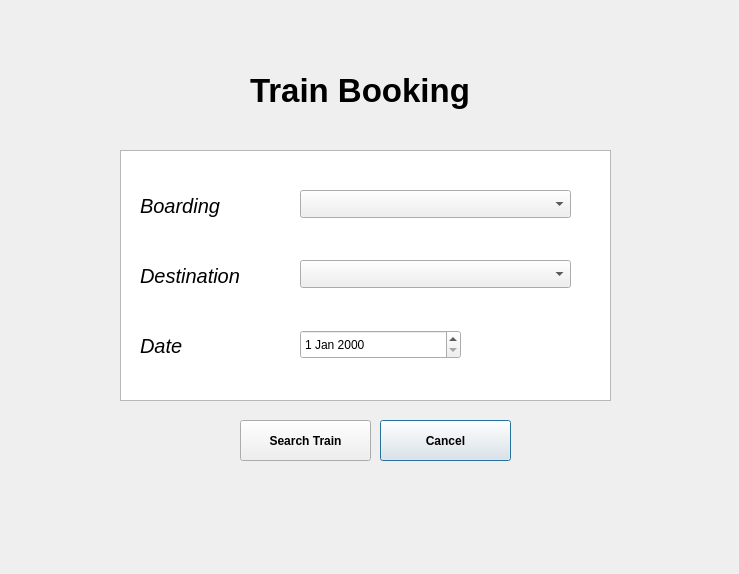
Before: the Qt Designer form trainbookingmenu.ui in adityas-28/RailwayManagementSystem, drawn with Qt 5.
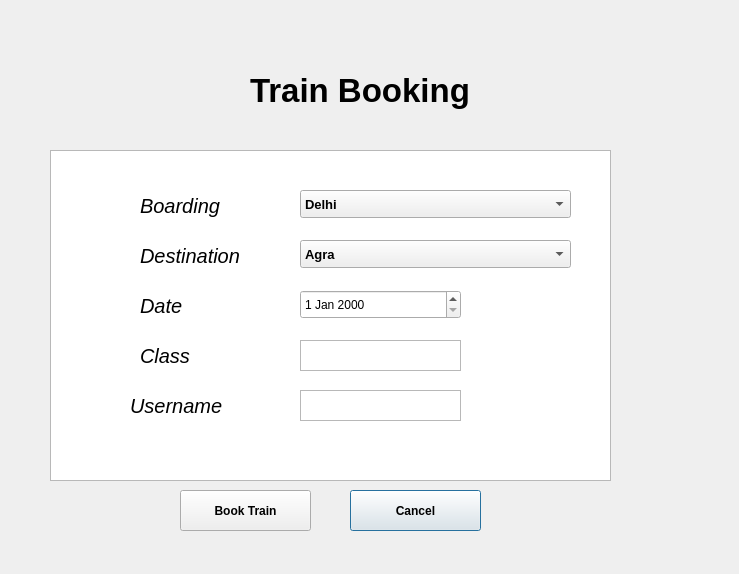
After: the same form once the commit is applied.

```diff
--- a/trainbookingmenu.ui
+++ b/trainbookingmenu.ui
@@ -55,7 +55,7 @@
    <property name="geometry">
     <rect>
      <x>140</x>
-     <y>260</y>
+     <y>240</y>
      <width>141</width>
      <height>31</height>
     </rect>
@@ -88,12 +88,32 @@
    <property name="styleSheet">
     <string notr="true">rgb</string>
    </property>
+   <item>
+    <property name="text">
+     <string>Delhi</string>
+    </property>
+   </item>
+   <item>
+    <property name="text">
+     <string>Kanpur</string>
+    </property>
+   </item>
+   <item>
+    <property name="text">
+     <string>Lucknow</string>
+    </property>
+   </item>
+   <item>
+    <property name="text">
+     <string>Agra</string>
+    </property>
+   </item>
   </widget>
   <widget class="QComboBox" name="comboBox_2">
    <property name="geometry">
     <rect>
      <x>300</x>
-     <y>260</y>
+     <y>240</y>
      <width>271</width>
      <height>28</height>
     </rect>
@@ -107,12 +127,37 @@
    <property name="styleSheet">
     <string notr="true">rgb</string>
    </property>
+   <item>
+    <property name="text">
+     <string>Agra</string>
+    </property>
+   </item>
+   <item>
+    <property name="text">
+     <string>Shimla</string>
+    </property>
+   </item>
+   <item>
+    <property name="text">
+     <string>Manali</string>
+    </property>
+   </item>
+   <item>
+    <property name="text">
+     <string>Kanpur</string>
+    </property>
+   </item>
+   <item>
+    <property name="text">
+     <string>Delhi</string>
+    </property>
+   </item>
   </widget>
   <widget class="QLabel" name="label_4">
    <property name="geometry">
     <rect>
      <x>140</x>
-     <y>330</y>
+     <y>290</y>
      <width>141</width>
      <height>31</height>
     </rect>
@@ -131,7 +176,7 @@
    <property name="geometry">
     <rect>
      <x>300</x>
-     <y>330</y>
+     <y>290</y>
      <width>161</width>
      <height>29</height>
     </rect>
@@ -143,8 +188,8 @@
   <widget class="QPushButton" name="pushButton">
    <property name="geometry">
     <rect>
-     <x>240</x>
-     <y>420</y>
+     <x>180</x>
+     <y>490</y>
      <width>131</width>
      <height>41</height>
     </rect>
@@ -155,7 +200,7 @@
     </font>
    </property>
    <property name="text">
-    <string>Search Train</string>
+    <string>Book Train</string>
    </property>
    <property name="default">
     <bool>true</bool>
@@ -164,10 +209,10 @@
   <widget class="QGraphicsView" name="graphicsView">
    <property name="geometry">
     <rect>
-     <x>120</x>
+     <x>50</x>
      <y>150</y>
-     <width>491</width>
-     <height>251</height>
+     <width>561</width>
+     <height>331</height>
     </rect>
    </property>
   </widget>
@@ -187,8 +232,8 @@
   <widget class="QPushButton" name="pushButton_2">
    <property name="geometry">
     <rect>
-     <x>380</x>
-     <y>420</y>
+     <x>350</x>
+     <y>490</y>
      <width>131</width>
      <height>41</height>
     </rect>
@@ -205,6 +250,70 @@
     <bool>true</bool>
    </property>
   </widget>
+  <widget class="QLabel" name="label_5">
+   <property name="geometry">
+    <rect>
+     <x>140</x>
+     <y>340</y>
+     <width>141</width>
+     <height>31</height>
+    </rect>
+   </property>
+   <property name="font">
+    <font>
+     <pointsize>15</pointsize>
+     <italic>true</italic>
+    </font>
+   </property>
+   <property name="text">
+    <string>Class</string>
+   </property>
+  </widget>
+  <widget class="QTextEdit" name="textEdit">
+   <property name="geometry">
+    <rect>
+     <x>300</x>
+     <y>340</y>
+     <width>161</width>
+     <height>31</height>
+    </rect>
+   </property>
+   <property name="styleSheet">
+    <string notr="true"/>
+   </property>
+  </widget>
+  <widget class="QLabel" name="label_6">
+   <property name="geometry">
+    <rect>
+     <x>130</x>
+     <y>390</y>
+     <width>141</width>
+     <height>31</height>
+    </rect>
+   </property>
+   <property name="font">
+    <font>
+     <pointsize>15</pointsize>
+     <italic>true</italic>
+    </font>
+   </property>
+   <property name="text">
+    <string>Username</string>
+   </property>
+  </widget>
+  <widget class="QTextEdit" name="textEdit_2">
+   <property name="geometry">
+    <rect>
+     <x>300</x>
+     <y>390</y>
+     <width>161</width>
+     <height>31</height>
+    </rect>
+   </property>
+   <property name="styleSheet">
+    <string notr="true"/>
+   </property>
+  </widget>
   <zorder>label</zorder>
   <zorder>pushButton</zorder>
   <zorder>graphicsView</zorder>
@@ -216,6 +325,10 @@
   <zorder>pushButton_2</zorder>
   <zorder>comboBox_1</zorder>
   <zorder>comboBox_2</zorder>
+  <zorder>label_5</zorder>
+  <zorder>textEdit</zorder>
+  <zorder>label_6</zorder>
+  <zorder>textEdit_2</zorder>
  </widget>
  <resources/>
  <connections/>
```
